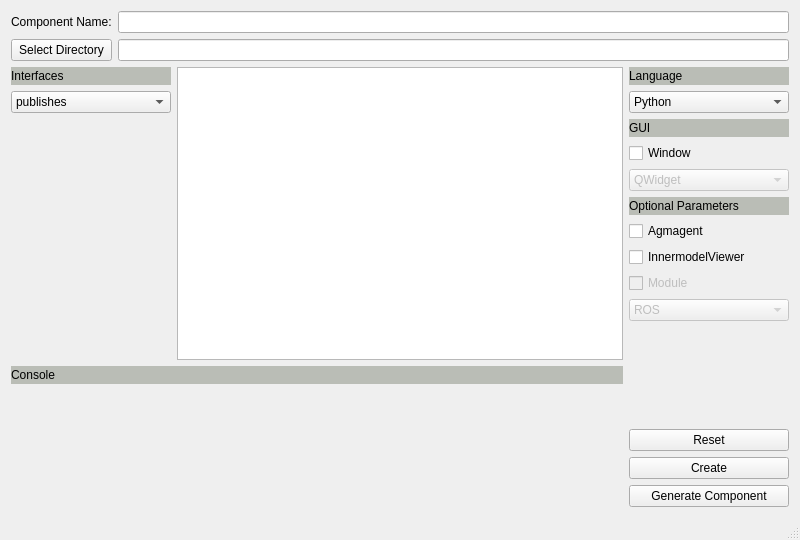
First picture: the form in robocompdsl-gui/gui.ui, repository robocomp/tools, before the edit.
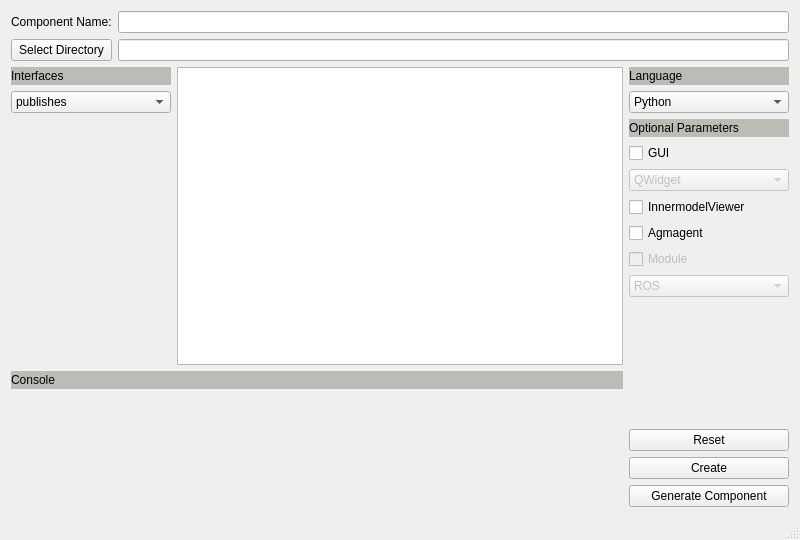
Second picture: the form after the edit. Custom widgets are drawn as their Qt base class.

Commit message: update right menu

```diff
--- a/robocompdsl-gui/gui.ui
+++ b/robocompdsl-gui/gui.ui
@@ -33,28 +33,6 @@
   </property>
   <widget class="QWidget" name="centralWidget">
    <layout class="QGridLayout" name="gridLayout">
-    <item row="11" column="3">
-     <widget class="QComboBox" name="modulesComboBox">
-      <property name="enabled">
-       <bool>false</bool>
-      </property>
-      <item>
-       <property name="text">
-        <string>ROS</string>
-       </property>
-      </item>
-      <item>
-       <property name="text">
-        <string>Opencv2</string>
-       </property>
-      </item>
-      <item>
-       <property name="text">
-        <string>PCL</string>
-       </property>
-      </item>
-     </widget>
-    </item>
     <item row="2" column="3">
      <widget class="QLabel" name="languageLabel">
       <property name="minimumSize">
@@ -87,43 +65,13 @@
       </property>
      </widget>
     </item>
-    <item row="9" column="3">
-     <widget class="QCheckBox" name="innermodelCheckBox">
-      <property name="text">
-       <string>InnermodelViewer</string>
-      </property>
-     </widget>
-    </item>
-    <item row="10" column="3">
-     <widget class="QCheckBox" name="moduleCheckBox">
-      <property name="enabled">
-       <bool>false</bool>
-      </property>
-      <property name="text">
-       <string>Module</string>
-      </property>
-     </widget>
-    </item>
     <item row="5" column="3">
      <widget class="QCheckBox" name="guiCheckBox">
       <property name="text">
-       <string>Window</string>
+       <string>GUI</string>
       </property>
      </widget>
     </item>
-    <item row="12" column="3" rowspan="3">
-     <spacer name="verticalSpacer">
-      <property name="orientation">
-       <enum>Qt::Vertical</enum>
-      </property>
-      <property name="sizeHint" stdset="0">
-       <size>
-        <width>20</width>
-        <height>40</height>
-       </size>
-      </property>
-     </spacer>
-    </item>
     <item row="6" column="3">
      <widget class="QComboBox" name="guiComboBox">
       <property name="enabled">
@@ -146,22 +94,6 @@
       </item>
      </widget>
     </item>
-    <item row="7" column="3">
-     <widget class="QLabel" name="optionalLabel">
-      <property name="maximumSize">
-       <size>
-        <width>16777215</width>
-        <height>18</height>
-       </size>
-      </property>
-      <property name="styleSheet">
-       <string notr="true">background-color: rgb(186, 189, 182);</string>
-      </property>
-      <property name="text">
-       <string>Optional Parameters</string>
-      </property>
-     </widget>
-    </item>
     <item row="3" column="0" colspan="2">
      <widget class="QComboBox" name="communicationsComboBox">
       <item>
@@ -193,22 +125,6 @@
       </property>
      </widget>
     </item>
-    <item row="4" column="3">
-     <widget class="QLabel" name="guiLabel">
-      <property name="maximumSize">
-       <size>
-        <width>16777215</width>
-        <height>18</height>
-       </size>
-      </property>
-      <property name="styleSheet">
-       <string notr="true">background-color: rgb(186, 189, 182);</string>
-      </property>
-      <property name="text">
-       <string>GUI</string>
-      </property>
-     </widget>
-    </item>
     <item row="3" column="3">
      <widget class="QComboBox" name="languageComboBox">
       <item>
@@ -307,6 +223,74 @@
       </property>
      </widget>
     </item>
+    <item row="4" column="3">
+     <widget class="QLabel" name="optionalLabel">
+      <property name="maximumSize">
+       <size>
+        <width>16777215</width>
+        <height>18</height>
+       </size>
+      </property>
+      <property name="styleSheet">
+       <string notr="true">background-color: rgb(186, 189, 182);</string>
+      </property>
+      <property name="text">
+       <string>Optional Parameters</string>
+      </property>
+     </widget>
+    </item>
+    <item row="7" column="3">
+     <widget class="QCheckBox" name="innermodelCheckBox">
+      <property name="text">
+       <string>InnermodelViewer</string>
+      </property>
+     </widget>
+    </item>
+    <item row="9" column="3">
+     <widget class="QCheckBox" name="moduleCheckBox">
+      <property name="enabled">
+       <bool>false</bool>
+      </property>
+      <property name="text">
+       <string>Module</string>
+      </property>
+     </widget>
+    </item>
+    <item row="10" column="3">
+     <widget class="QComboBox" name="modulesComboBox">
+      <property name="enabled">
+       <bool>false</bool>
+      </property>
+      <item>
+       <property name="text">
+        <string>ROS</string>
+       </property>
+      </item>
+      <item>
+       <property name="text">
+        <string>Opencv2</string>
+       </property>
+      </item>
+      <item>
+       <property name="text">
+        <string>PCL</string>
+       </property>
+      </item>
+     </widget>
+    </item>
+    <item row="11" column="3" rowspan="4">
+     <spacer name="verticalSpacer">
+      <property name="orientation">
+       <enum>Qt::Vertical</enum>
+      </property>
+      <property name="sizeHint" stdset="0">
+       <size>
+        <width>20</width>
+        <height>40</height>
+       </size>
+      </property>
+     </spacer>
+    </item>
    </layout>
   </widget>
   <widget class="QStatusBar" name="statusBar"/>
```
